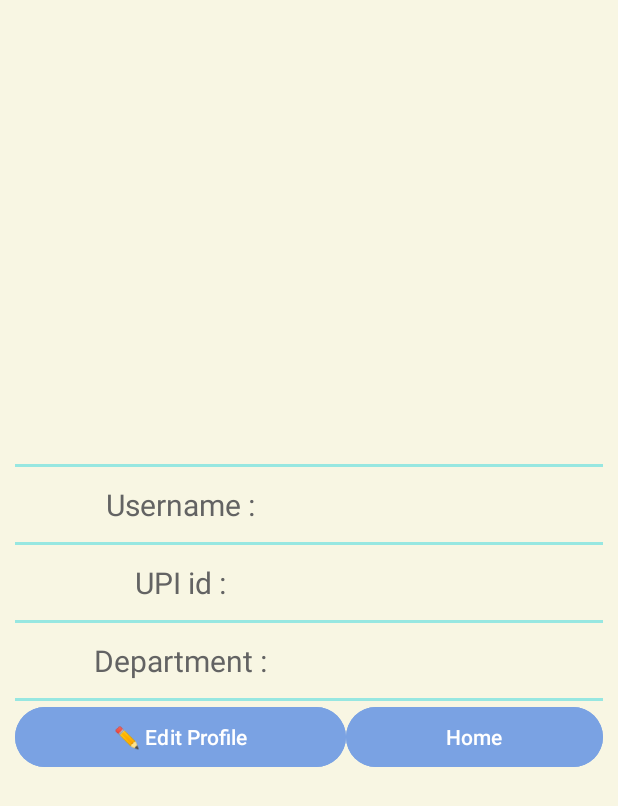
After one commit to Daydreamer7337/Chillara, an Android app: the layout profile_page.xml on its own in the app's theme, with its tools: preview values and no code run, on a phone screen of 412 x 824 dp. The commit adds this screen. Shown: the top 806 px of the screen. Run offline under Robolectric (Android 15) with nearby library versions, the phone set to English and light mode, and no system bars.

Commit message:
Profile page

```diff
--- a/app/src/main/java/com/uselessprojects/chillara/MainActivity.kt
+++ b/app/src/main/java/com/uselessprojects/chillara/MainActivity.kt
@@ -16,5 +16,10 @@
         val profile_btn: Button = findViewById(R.id.view_profile_btn)
         val shareST_page_btn: Button = findViewById(R.id.shareST_page_btn)
         val scanST_page_btn: Button = findViewById(R.id.scanST_page_btn)
+
+        profile_btn.setOnClickListener()
+        {
+
+        }
     }
 }
--- /dev/null
+++ b/app/src/main/res/layout/profile_page.xml
@@ -0,0 +1,138 @@
+<?xml version="1.0" encoding="utf-8"?>
+<androidx.constraintlayout.widget.ConstraintLayout xmlns:android="http://schemas.android.com/apk/res/android"
+    xmlns:app="http://schemas.android.com/apk/res-auto"
+    xmlns:tools="http://schemas.android.com/tools"
+    android:layout_width="match_parent"
+    android:layout_height="match_parent"
+    android:background="@color/paleYellow"
+    android:paddingLeft="10dp"
+    android:paddingRight="10dp"
+    android:paddingTop="20dp"
+    android:paddingBottom="20dp">
+
+    <TableLayout
+        android:layout_width="match_parent"
+        android:layout_height="wrap_content"
+        app:layout_constraintBottom_toBottomOf="parent"
+        app:layout_constraintEnd_toEndOf="parent"
+        app:layout_constraintStart_toStartOf="parent"
+        app:layout_constraintTop_toTopOf="parent">
+
+        <View
+            android:layout_width="match_parent"
+            android:layout_height="2dp"
+            android:background="@color/lightTeal" />
+
+        <TableRow>
+
+            <TextView
+                android:layout_width="wrap_content"
+                android:layout_height="50dp"
+                android:layout_column="0"
+                android:layout_weight="1"
+                android:gravity="center"
+                android:text="Username :"
+                android:textColor="@color/textDark"
+                android:textAppearance="?android:attr/textAppearanceMedium"
+                android:textSize="20sp" />
+
+            <TextView
+                android:id="@+id/username_tv"
+                android:layout_width="wrap_content"
+                android:layout_height="50dp"
+                android:layout_column="1"
+                android:layout_weight="1"
+                android:gravity="center"
+                android:textColor="@color/textDark"
+                android:textAppearance="?android:attr/textAppearanceMedium"
+                android:textSize="15sp" />
+
+        </TableRow>
+
+        <View
+            android:layout_width="match_parent"
+            android:layout_height="2dp"
+            android:background="@color/lightTeal" />
+
+        <TableRow>
+
+            <TextView
+                android:layout_width="wrap_content"
+                android:layout_height="50dp"
+                android:layout_column="0"
+                android:layout_weight="1"
+                android:gravity="center"
+                android:text="UPI id :"
+                android:textColor="@color/textDark"
+                android:textAppearance="?android:attr/textAppearanceMedium"
+                android:textSize="20sp" />
+
+            <TextView
+                android:id="@+id/upi_id_tv"
+                android:layout_width="wrap_content"
+                android:layout_height="50dp"
+                android:layout_column="1"
+                android:layout_weight="1"
+                android:gravity="center"
+                android:textColor="@color/textDark"
+                android:textAppearance="?android:attr/textAppearanceMedium"
+                android:textSize="15sp" />
+
+        </TableRow>
+
+        <View
+            android:layout_width="match_parent"
+            android:layout_height="2dp"
+            android:background="@color/lightTeal" />
+
+        <TableRow>
+
+            <TextView
+                android:layout_width="wrap_content"
+                android:layout_height="50dp"
+                android:layout_column="0"
+                android:layout_weight="1"
+                android:gravity="center"
+                android:text="Department :"
+                android:textColor="@color/textDark"
+                android:textAppearance="?android:attr/textAppearanceMedium"
+                android:textSize="20sp" />
+
+            <TextView
+                android:id="@+id/user_department_tv"
+                android:layout_width="wrap_content"
+                android:layout_height="50dp"
+                android:layout_column="1"
+                android:layout_weight="1"
+                android:gravity="center"
+                android:textColor="@color/textDark"
+                android:textAppearance="?android:attr/textAppearanceMedium"
+                android:textSize="15sp" />
+
+        </TableRow>
+
+        <View
+            android:layout_width="match_parent"
+            android:layout_height="2dp"
+            android:background="@color/lightTeal" />
+
+        <TableRow>
+            <Button
+                android:id="@+id/edit_profile_btn"
+                android:layout_weight="1"
+                android:layout_column="0"
+                android:backgroundTint="@color/lightBlue"
+                android:text="✏️ Edit Profile"/>
+
+            <Button
+                android:id="@+id/home_btn"
+                android:layout_column="0"
+                android:layout_weight="1"
+                android:backgroundTint="@color/lightBlue"
+                android:text="Home" />
+
+        </TableRow>
+
+    </TableLayout>
+
+</androidx.constraintlayout.widget.ConstraintLayout>
```
